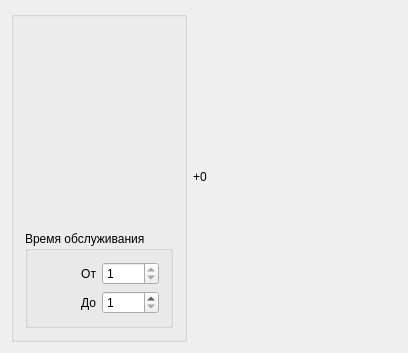
This is QueryEmulator/DeskView.ui in nebrosarth/QueryEmulator as Qt 5 draws it before an edit. The edited form follows.
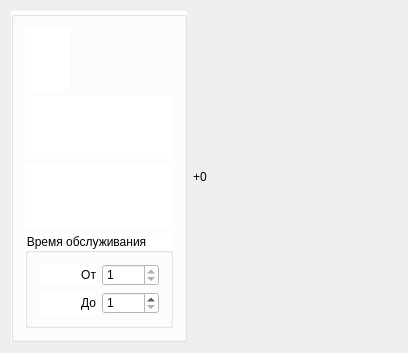
This is the edited form. Icons and pictures are not drawn.

Commit message: выделение min max касс

Diff of the .ui file:
```diff
--- a/QueryEmulator/DeskView.ui
+++ b/QueryEmulator/DeskView.ui
@@ -39,6 +39,12 @@
    </item>
    <item row="0" column="0" rowspan="2">
     <widget class="QGroupBox" name="layout">
+     <property name="autoFillBackground">
+      <bool>false</bool>
+     </property>
+     <property name="styleSheet">
+      <string notr="true">background-color: white</string>
+     </property>
      <property name="title">
       <string/>
      </property>
```
The commit also changes 2 other files.
